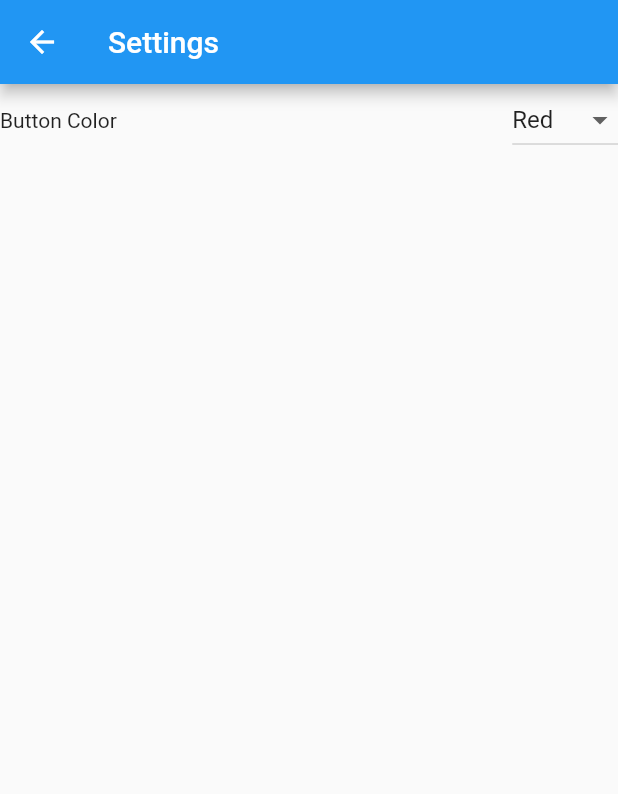
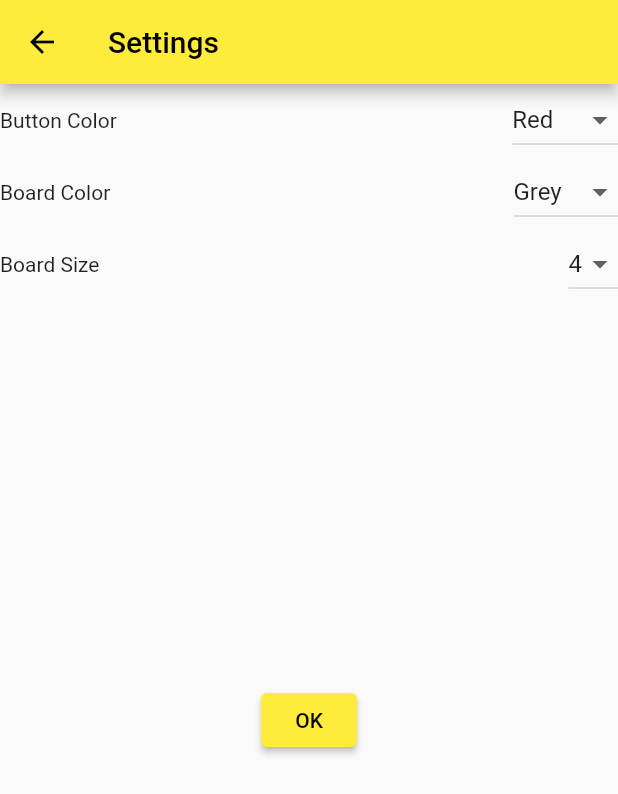
Before and after one commit to a733573/one_sixteen, a Flutter app: the screen it shows after launch, after a tap on the "settings" icon, on a phone screen of 412 x 824 dp. Shown: the top 794 px of the screen. Run offline on Flutter 3.47's test engine with Material 2 defaults, Android fonts, the phone set to English and light mode, and no system bars; our stand-ins replace get.

```diff
--- a/lib/controllers/game_controller.dart
+++ b/lib/controllers/game_controller.dart
@@ -3,7 +3,12 @@ import 'package:get/get.dart';
 import '../models/board.dart';
 
 class GameController extends GetxController {
-  final _board = Board();
+  var _board = Board();
+  static GameController get to => Get.find();
 
   Board get board => _board;
+
+  void boardInit(){
+    _board = Board();
+  }
 }
--- a/lib/controllers/settings_controller.dart
+++ b/lib/controllers/settings_controller.dart
@@ -3,7 +3,11 @@ import 'package:get/get.dart';
 
 class SettingsController extends GetxController {
   final RxInt _buttonColorValue = Colors.red.value.obs;
+  final RxInt _boardColorValue = Colors.grey.value.obs;
+  final RxInt _boardSize = 4.obs;
+  static SettingsController get to => Get.find();
 
+  // ボタンの色
   int get buttonColorValue => _buttonColorValue.value;
 
   set buttonColorValue(int value) => _buttonColorValue.value = value;
@@ -11,4 +15,20 @@ class SettingsController extends GetxController {
   Color get buttonColor => Color(_buttonColorValue.value);
 
   set buttonColor(Color color) => _buttonColorValue.value = color.value;
+
+  // ボードの色
+  int get boardColorValue => _boardColorValue.value;
+
+  set boardColorValue(int value) => _boardColorValue.value = value;
+
+  Color get boardColor => Color(_boardColorValue.value);
+
+  set boardColor(Color color) => _boardColorValue.value = color.value;
+
+  // ボードサイズ
+  int get boardSize => _boardSize.value;
+
+  set boardSize(int value) => _boardSize.value = value;
+
+
 }
--- a/lib/main.dart
+++ b/lib/main.dart
@@ -15,7 +15,7 @@ class MyApp extends StatelessWidget {
       title: '1/16',
       initialBinding: InitialBinding(),
       theme: ThemeData(
-        primarySwatch: Colors.blue,
+        primarySwatch: Colors.yellow,
       ),
       home: const StartView(),
     );
--- a/lib/models/board.dart
+++ b/lib/models/board.dart
@@ -1,16 +1,18 @@
 import 'dart:math' as math;
+import 'package:get/get.dart';
 
-import 'package:get/get_rx/src/rx_types/rx_types.dart';
+import '../controllers/settings_controller.dart';
 
 class Board {
   Board() {
     newGame();
   }
 
-  static const size = 4;
+  //final SettingsController settingsController = Get.find();
+
   final List<List<RxBool>> _isEnabledBoard = List.generate(
-    size,
-    (_) => List.generate(size, (_) => true.obs),
+    SettingsController.to.boardSize,
+    (_) => List.generate(SettingsController.to.boardSize, (_) => true.obs),
   );
   var _bombRow = 0;
   var _bombColumn = 0;
@@ -22,15 +24,19 @@ class Board {
       _bombRow == rowNum && _bombColumn == columnNum;
 
   void newGame() {
-    for (var rowNum = 0; rowNum < size; rowNum++) {
-      for (var columnNum = 0; columnNum < size; columnNum++) {
+    for (var rowNum = 0; rowNum < SettingsController.to.boardSize; rowNum++) {
+      for (var columnNum = 0;
+          columnNum < SettingsController.to.boardSize;
+          columnNum++) {
         _isEnabledBoard[rowNum][columnNum].value = true;
       }
     }
 
-    final bombNum = math.Random().nextInt(size * size);
-    _bombRow = bombNum ~/ size;
-    _bombColumn = bombNum % size;
+    final bombNum = math.Random().nextInt(
+      SettingsController.to.boardSize * SettingsController.to.boardSize,
+    );
+    _bombRow = bombNum ~/ SettingsController.to.boardSize;
+    _bombColumn = bombNum % SettingsController.to.boardSize;
   }
 
   void push(int rowNum, int columnNum) =>
--- a/lib/views/game_view.dart
+++ b/lib/views/game_view.dart
@@ -2,7 +2,7 @@ import 'package:flutter/material.dart';
 import 'package:get/get.dart';
 
 import '../controllers/game_controller.dart';
-import '../models/board.dart';
+import '../controllers/settings_controller.dart';
 import '../views/settings_view.dart';
 import '../widgets/bomb_button.dart';
 
@@ -13,6 +13,7 @@ class GameView extends StatelessWidget {
   @override
   Widget build(BuildContext context) {
     final GameController gameController = Get.find();
+    final SettingsController settingsController = Get.find();
     // final・・・遅延t期化定数
     // game_controller
     // gameController dartの場合使用する.定数と変数の宣言をするとき　(キャメルケース)
@@ -30,21 +31,31 @@ class GameView extends StatelessWidget {
           ),
         ],
       ),
-      body: Center(
+      body: DecoratedBox(
+        decoration: const BoxDecoration(
+          image: DecorationImage(
+            image: AssetImage('assets/texture.png'),
+            fit: BoxFit.cover,
+          ),
+        ),
+        child: Center(
           child: AspectRatio(
             aspectRatio: 1,
-          child: Container(
-            color: Colors.grey,
+            child: Obx(
+              () => Container(
+                color: settingsController.boardColor,
                 child: Row(
                   mainAxisAlignment: MainAxisAlignment.spaceEvenly,
                   children: [
                     for (int columnNum = 0;
-                    columnNum < Board.size;
+                        columnNum < SettingsController.to.boardSize;
                         columnNum++) ...{
                       Column(
                         mainAxisAlignment: MainAxisAlignment.spaceEvenly,
                         children: [
-                      for (int rowNum = 0; rowNum < Board.size; rowNum++) ...{
+                          for (int rowNum = 0;
+                              rowNum < SettingsController.to.boardSize;
+                              rowNum++) ...{
                             BombButton(
                               rowNum: rowNum,
                               columnNum: columnNum,
@@ -58,6 +69,8 @@ class GameView extends StatelessWidget {
               ),
             ),
           ),
+        ),
+      ),
     );
   }
 }
--- a/lib/views/settings_view.dart
+++ b/lib/views/settings_view.dart
@@ -1,6 +1,7 @@
 import 'package:flutter/material.dart';
 import 'package:get/get.dart';
 
+import '../controllers/game_controller.dart';
 import '../controllers/settings_controller.dart';
 
 class SettingsView extends StatelessWidget {
@@ -14,7 +15,11 @@ class SettingsView extends StatelessWidget {
       appBar: AppBar(
         title: const Text('Settings'),
       ),
-      body: ListView(
+      body: Column(
+        children: [
+          SizedBox(
+            height: 400,
+            child: ListView(
               children: [
                 Row(
                   mainAxisAlignment: MainAxisAlignment.spaceBetween,
@@ -48,6 +53,76 @@ class SettingsView extends StatelessWidget {
                     })
                   ],
                 ),
+                Row(
+                  mainAxisAlignment: MainAxisAlignment.spaceBetween,
+                  children: <Widget>[
+                    const Text('Board Color'),
+                    Obx(() {
+                      return DropdownButton(
+                        items: [
+                          DropdownMenuItem(
+                            value: Colors.grey.value,
+                            child: const Text('Grey'),
+                          ),
+                          DropdownMenuItem(
+                            value: Colors.purple.value,
+                            child: const Text('Purple'),
+                          ),
+                          DropdownMenuItem(
+                            value: Colors.black.value,
+                            child: const Text('Black'),
+                          ),
+                          DropdownMenuItem(
+                            value: Colors.pink.value,
+                            child: const Text('Pink'),
+                          ),
+                        ],
+                        onChanged: (int? value) {
+                          settingsController.boardColorValue = value!;
+                        },
+                        value: settingsController.boardColorValue,
+                      );
+                    })
+                  ],
+                ),
+                Row(
+                  mainAxisAlignment: MainAxisAlignment.spaceBetween,
+                  children: <Widget>[
+                    const Text('Board Size'),
+                    Obx(() {
+                      return DropdownButton(
+                        items: const [
+                          DropdownMenuItem(
+                            value: 4,
+                            child: Text('4'),
+                          ),
+                          DropdownMenuItem(
+                            value: 5,
+                            child: Text('5'),
+                          ),
+                          DropdownMenuItem(
+                            value: 6,
+                            child: Text('6'),
+                          ),
+                        ],
+                        onChanged: (int? value) {
+                          settingsController.boardSize = value!;
+                          GameController.to.boardInit();
+                        },
+                        value: settingsController.boardSize,
+                      );
+                    })
+                  ],
+                ),
+              ],
+            ),
+          ),
+          ElevatedButton(
+            onPressed: () {
+              Get.back();
+            },
+            child: const Text('OK'),
+          )
         ],
       ),
     );
--- a/lib/views/start_view.dart
+++ b/lib/views/start_view.dart
@@ -19,12 +19,29 @@ class StartView extends StatelessWidget {
           ),
         ],
       ),
-      body: Center(
-        child: TextButton(
-          onPressed: () => Get.to(() => const GameView()),
-          child: const Text(
-            'Game Start',
-            style: TextStyle(fontSize: 50),
+      body: DecoratedBox(
+        decoration: const BoxDecoration(
+          image: DecorationImage(
+            image: AssetImage('assets/bomb_game.png'),
+            fit: BoxFit.cover,
+          ),
+        ),
+        child: Center(
+          child: Container(
+            margin: EdgeInsets.only(top: Get.height / 2.5),
+            child: ElevatedButton(
+              onPressed: () => Get.to(() => const GameView()),
+              style: ElevatedButton.styleFrom(
+                primary: Colors.yellow, //ボタンの背景色
+              ),
+              child: const Text(
+                'Game Start',
+                style: TextStyle(
+                  fontSize: 50,
+                  color: Colors.black,
+                ),
+              ),
+            ),
           ),
         ),
       ),
--- a/lib/widgets/bomb_button.dart
+++ b/lib/widgets/bomb_button.dart
@@ -22,7 +22,8 @@ class BombButton extends StatelessWidget {
     final GameController gameController = Get.find();
     final SettingsController settingsController = Get.find();
     final board = gameController.board;
-    final btnSize = context.mediaQueryShortestSide / 5.5;
+    final btnSize =
+        context.mediaQueryShortestSide * 0.75 / SettingsController.to.boardSize;
 
     return Obx(
       () => ElevatedButton(
```
Also changed, not shown: pubspec.yaml (+12 -0 lines), pubspec.lock, 22 other files. Lines whose indentation alone changed are shown as unchanged.
